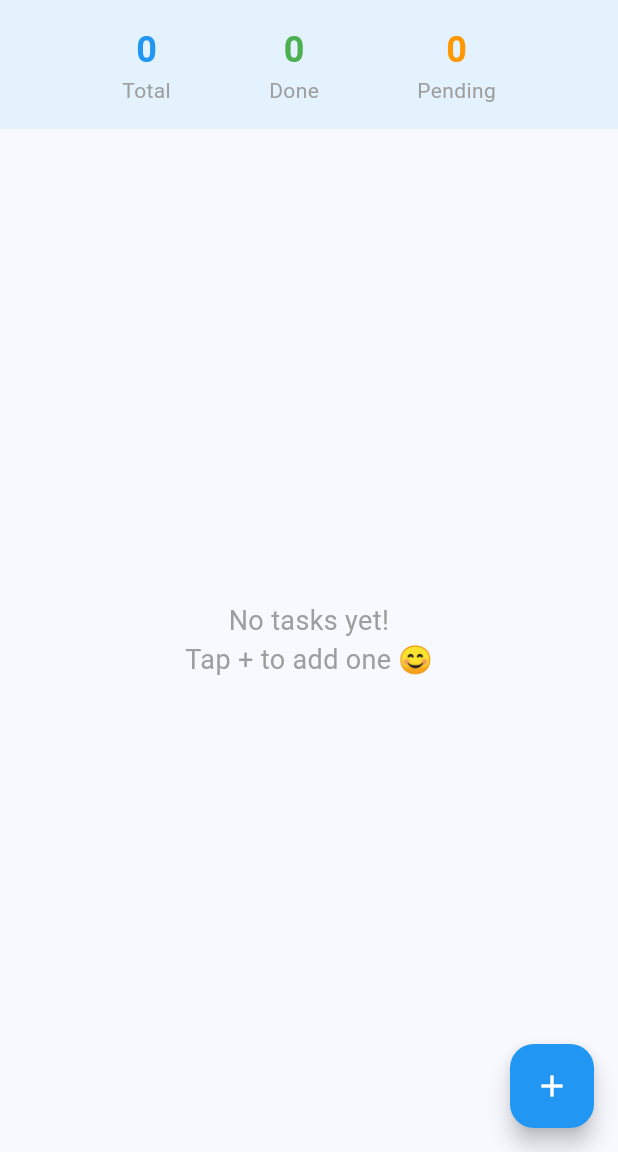
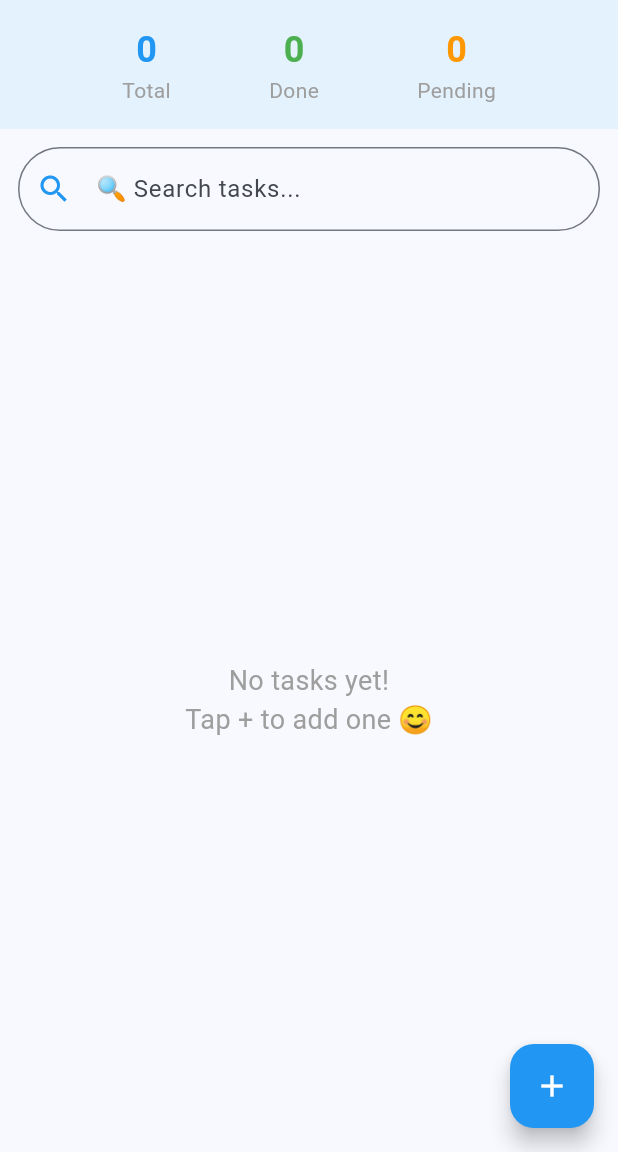
Before and after one commit to Senuja20040324/todo-mobile-app, a Flutter app: the screen it shows after launch, on a phone screen of 412 x 824 dp, the part 84-1236 px from its top. Run offline on Flutter 3.47's test engine with Material 3 defaults, Android fonts, the phone set to English and light mode, and no system bars; missing offline and left inert: dart:js; statements that could not run were skipped.

Commit message:
Add search tasks feature

```diff
--- a/lib/main.dart
+++ b/lib/main.dart
@@ -6,12 +6,10 @@ void main() {
   runApp(const MyApp());
 }
 
-// Save to localStorage using JavaScript
 void webSave(String key, String value) {
   js.context['localStorage'].callMethod('setItem', [key, value]);
 }
 
-// Load from localStorage using JavaScript
 String? webLoad(String key) {
   return js.context['localStorage'].callMethod('getItem', [key]);
 }
@@ -71,12 +69,20 @@ class TodoHomePage extends StatefulWidget {
 class _TodoHomePageState extends State<TodoHomePage> {
   final List<Task> _tasks = [];
   final TextEditingController _controller = TextEditingController();
+  final TextEditingController _searchController = TextEditingController();
   String _selectedPriority = 'Medium';
+  String _searchQuery = '';
 
   @override
   void initState() {
     super.initState();
     _loadTasks();
+    // Listen to search input
+    _searchController.addListener(() {
+      setState(() {
+        _searchQuery = _searchController.text.toLowerCase();
+      });
+    });
   }
 
   void _saveTasks() {
@@ -100,6 +106,14 @@ class _TodoHomePageState extends State<TodoHomePage> {
     }
   }
 
+  // Filter tasks based on search query
+  List<Task> get _filteredTasks {
+    if (_searchQuery.isEmpty) return _tasks;
+    return _tasks
+        .where((task) => task.title.toLowerCase().contains(_searchQuery))
+        .toList();
+  }
+
   void _addTask() {
     if (_controller.text.isEmpty) return;
     setState(() {
@@ -118,15 +132,20 @@ class _TodoHomePageState extends State<TodoHomePage> {
   }
 
   void _toggleTask(int index) {
+    // Find actual task from filtered list
+    final task = _filteredTasks[index];
+    final actualIndex = _tasks.indexOf(task);
     setState(() {
-      _tasks[index].isDone = !_tasks[index].isDone;
+      _tasks[actualIndex].isDone = !_tasks[actualIndex].isDone;
     });
     _saveTasks();
   }
 
   void _deleteTask(int index) {
+    final task = _filteredTasks[index];
+    final actualIndex = _tasks.indexOf(task);
     setState(() {
-      _tasks.removeAt(index);
+      _tasks.removeAt(actualIndex);
     });
     _saveTasks();
   }
@@ -235,6 +254,7 @@ class _TodoHomePageState extends State<TodoHomePage> {
       ),
       body: Column(
         children: [
+          // Statistics bar
           Container(
             padding: const EdgeInsets.all(16),
             color: Colors.blue.shade50,
@@ -247,19 +267,63 @@ class _TodoHomePageState extends State<TodoHomePage> {
               ],
             ),
           ),
+
+          // 🔍 Search Bar
+          Padding(
+            padding: const EdgeInsets.all(12),
+            child: TextField(
+              controller: _searchController,
+              decoration: InputDecoration(
+                hintText: '🔍 Search tasks...',
+                prefixIcon: const Icon(Icons.search, color: Colors.blue),
+                suffixIcon: _searchQuery.isNotEmpty
+                    ? IconButton(
+                        icon: const Icon(Icons.clear, color: Colors.grey),
+                        onPressed: () {
+                          _searchController.clear();
+                        },
+                      )
+                    : null,
+                border: OutlineInputBorder(
+                  borderRadius: BorderRadius.circular(30),
+                ),
+                focusedBorder: OutlineInputBorder(
+                  borderRadius: BorderRadius.circular(30),
+                  borderSide: const BorderSide(color: Colors.blue, width: 2),
+                ),
+              ),
+            ),
+          ),
+
+          // Search results count
+          if (_searchQuery.isNotEmpty)
+            Padding(
+              padding: const EdgeInsets.only(left: 16, bottom: 8),
+              child: Align(
+                alignment: Alignment.centerLeft,
+                child: Text(
+                  '${_filteredTasks.length} result(s) for "$_searchQuery"',
+                  style: const TextStyle(color: Colors.grey),
+                ),
+              ),
+            ),
+
+          // Task list
           Expanded(
-            child: _tasks.isEmpty
-                ? const Center(
+            child: _filteredTasks.isEmpty
+                ? Center(
                     child: Text(
-                      'No tasks yet!\nTap + to add one 😊',
+                      _searchQuery.isNotEmpty
+                          ? '🔍 No tasks found for "$_searchQuery"'
+                          : 'No tasks yet!\nTap + to add one 😊',
                       textAlign: TextAlign.center,
-                      style: TextStyle(fontSize: 18, color: Colors.grey),
+                      style: const TextStyle(fontSize: 18, color: Colors.grey),
                     ),
                   )
                 : ListView.builder(
-                    itemCount: _tasks.length,
+                    itemCount: _filteredTasks.length,
                     itemBuilder: (context, index) {
-                      final task = _tasks[index];
+                      final task = _filteredTasks[index];
                       return Card(
                         margin: const EdgeInsets.symmetric(
                           horizontal: 12,
```
